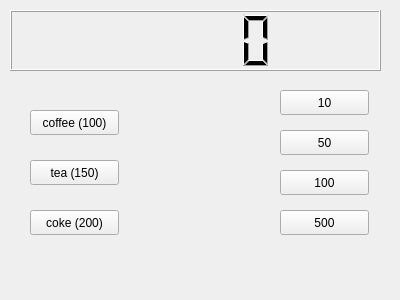
First picture: the form in widget.ui, repository Xvezda/gilgil_vending_machine, before the edit.
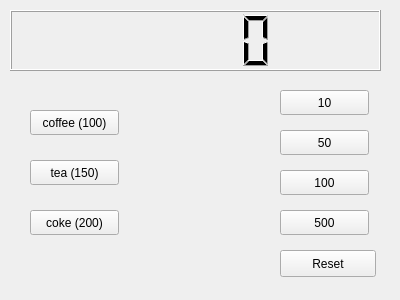
Second picture: the form after the edit.

Commit message: Add reset button

The edit to the form file:
```diff
--- a/widget.ui
+++ b/widget.ui
@@ -114,6 +114,19 @@
     <string>coke (200)</string>
    </property>
   </widget>
+  <widget class="QPushButton" name="pbReset">
+   <property name="geometry">
+    <rect>
+     <x>280</x>
+     <y>250</y>
+     <width>96</width>
+     <height>27</height>
+    </rect>
+   </property>
+   <property name="text">
+    <string>Reset</string>
+   </property>
+  </widget>
  </widget>
  <layoutdefault spacing="6" margin="11"/>
  <resources/>
```
The commit also changes 3 other files.
